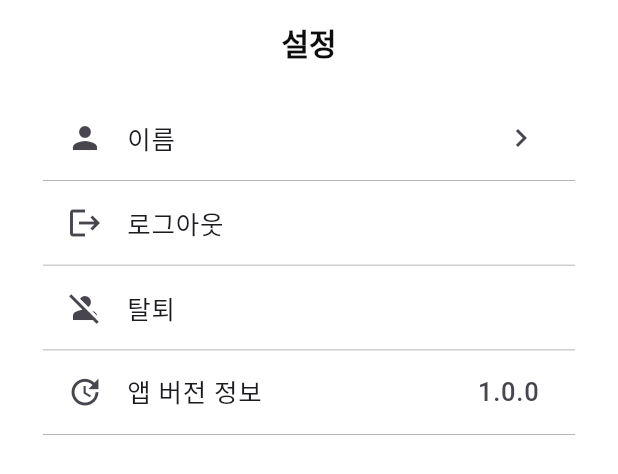
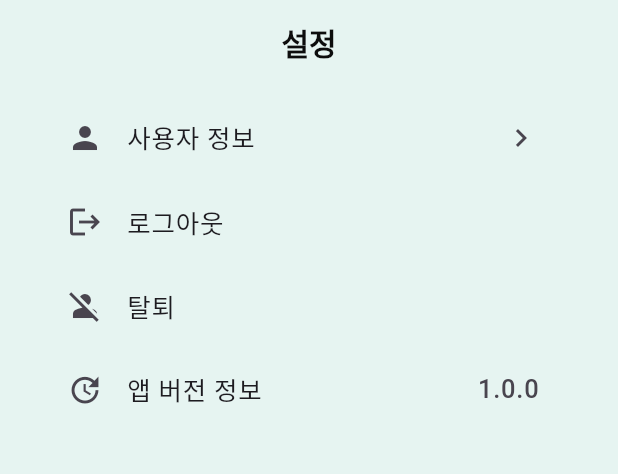
Before and after one commit to lxxyeon/SobieNote_Android, a Flutter app: the SettingScreen widget shown alone on an empty page, opened directly, on a phone screen of 412 x 824 dp. Shown: the top 474 px of the screen. Run offline on Flutter 3.47's test engine with Material 3 defaults, Android fonts, the phone set to English and light mode, and no system bars; our stand-ins replace device_info_plus, dio, fl_chart, flutter_riverpod, flutter_secure_storage, go_router and 6 more; missing offline and left inert: kakao_flutter_sdk_user, media_store_plus; accounts and stored records are empty; generated files the repository leaves out were written again; Roboto replaces fonts that are missing (KimjungchulMyungjo).

Commit message:
[ADD] 유저 정보 화면, 로그인/회원가입/유저모델 수정

```diff
--- a/sobienote_flutter/lib/common/const/data.dart
+++ b/sobienote_flutter/lib/common/const/data.dart
@@ -3,4 +3,8 @@ const EMAIL_KEY = 'EMAIL';
 const NAME_KEY = 'NAME';
 const SOCIAL_TYPE_KEY = 'SOCIAL_TYPE';
 const MEMBER_ID_KEY = 'MEMBER_ID';
+const STUDENT_NAME_KEY = 'STUDENT_NAME';
+const SCHOOL_KEY = 'SCHOOL';
+const AGE_KEY = 'AGE';
+
 const ip = '34.47.91.193:8080';
--- a/sobienote_flutter/lib/user/auth_repository.dart
+++ b/sobienote_flutter/lib/user/auth_repository.dart
@@ -97,7 +97,7 @@ class AuthRepository {
     return resp.data;
   }
 
-  Future<SignUpForm> signUp({required SignUpForm form}) async {
+  Future<OAuthResponse> signUp({required SignUpForm form}) async {
     final resp = await userRepository.signUp(form);
     return resp.data;
   }
--- a/sobienote_flutter/lib/user/user_repository.dart
+++ b/sobienote_flutter/lib/user/user_repository.dart
@@ -31,7 +31,7 @@ abstract class UserRepository {
   Future<BaseResponse<OAuthResponse>> login(@Body() LoginRequest request);
 
   @POST('/signup')
-  Future<BaseResponse<SignUpForm>> signUp(@Body() SignUpForm request);
+  Future<BaseResponse<OAuthResponse>> signUp(@Body() SignUpForm request);
 
   @DELETE('/{memberId}')
   Future<BaseResponse<int>> deleteAccount(@Path('memberId') int memberId);
--- a/sobienote_flutter/lib/view/setting_screen.dart
+++ b/sobienote_flutter/lib/view/setting_screen.dart
@@ -2,10 +2,10 @@ import 'package:flutter/cupertino.dart';
 import 'package:flutter/material.dart';
 import 'package:flutter_riverpod/flutter_riverpod.dart';
 import 'package:go_router/go_router.dart';
-import 'package:sobienote_flutter/common/provider/secure_storage.dart';
+import 'package:sobienote_flutter/common/const/colors.dart';
 import 'package:sobienote_flutter/user/auth_provider.dart';
+import 'package:sobienote_flutter/view/user_info_screen.dart';
 
-import '../common/const/data.dart';
 import '../common/const/text_style.dart';
 import '../component/default_layout.dart';
 import '../goal/goal_provider.dart';
@@ -14,30 +14,16 @@ import '../user/user_provider.dart';
 
 class SettingScreen extends ConsumerWidget {
   const SettingScreen({super.key});
-
-  Future<Map<String, String>> _loadUserInfo(WidgetRef ref) async {
-    final storage = ref.read(secureStorageProvider);
-    final name = await storage.read(key: NAME_KEY) ?? '';
-    final email = await storage.read(key: EMAIL_KEY) ?? '';
-    return {'name': name, 'email': email};
-  }
-
   @override
   Widget build(BuildContext context, WidgetRef ref) {
     final auth = ref.watch(authProvider);
-    return FutureBuilder<Map<String, String>>(
-      future: _loadUserInfo(ref),
-      builder: (context, snapshot) {
-        if (!snapshot.hasData) {
-          return const Center(child: CircularProgressIndicator());
-        }
-        final name = snapshot.data!['name']!;
-        final email = snapshot.data!['email']!;
     return DefaultLayout(
+      backgroundColor: LIGHT_TEAL,
       appBar: AppBar(
         backgroundColor: Colors.white,
         title: Text('설정', style: kTitleTextStyle),
         centerTitle: true,
+        forceMaterialTransparency: true,
       ),
       child: Padding(
         padding: const EdgeInsets.all(8.0),
@@ -45,9 +31,11 @@ class SettingScreen extends ConsumerWidget {
           children: [
             _buildSettingItem(
               Icon(Icons.person),
-                  '이름',
+              '사용자 정보',
               Icon(Icons.chevron_right),
-                  null,
+                  () {
+                context.pushNamed(UserInfoScreen.routeName);
+              },
               '',
             ),
             _buildSettingItem(Icon(Icons.logout), '로그아웃', null, () {
@@ -129,8 +117,6 @@ class SettingScreen extends ConsumerWidget {
         ),
       ),
     );
-      },
-    );
   }
 
   Widget _buildSettingItem(
@@ -140,21 +126,16 @@ class SettingScreen extends ConsumerWidget {
     VoidCallback? onTap,
     String? version,
   ) {
-    return Container(
-      decoration: const BoxDecoration(
-        border: Border(bottom: BorderSide(color: Colors.grey, width: 0.5)),
-      ),
-      child: ListTile(
+    return ListTile(
       leading: icon,
       title: Text(title, style: TextStyle(fontSize: 17)),
       trailing:
           title == '앱 버전 정보'
               ? Text(version!, style: TextStyle(fontSize: 17))
-                : title == '이름'
+              : title == '사용자 정보'
               ? value
               : null,
       onTap: onTap,
-      ),
     );
   }
 }
```
Also changed, not shown: sobienote_flutter/lib/user/auth_provider.dart (+13 -4 lines), sobienote_flutter/lib/user/model/user_model.dart (+14 -7 lines), sobienote_flutter/lib/user/user_provider.dart (+37 -32 lines), sobienote_flutter/lib/view/user_info_screen.dart (added, +109 -0 lines), sobienote_flutter/assets/images/icon.png (added), sobienote_flutter/lib/user/model/user_model.g.dart, sobienote_flutter/lib/user/user_repository.g.dart. Lines whose indentation alone changed are shown as unchanged.
